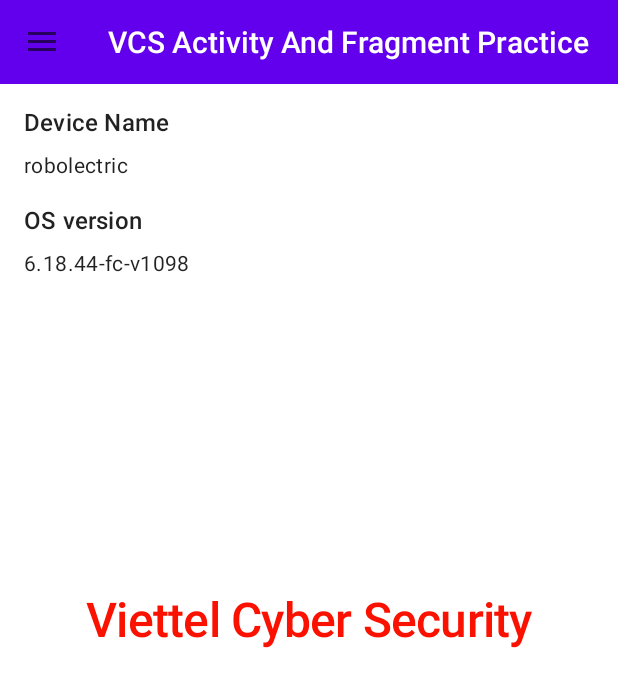
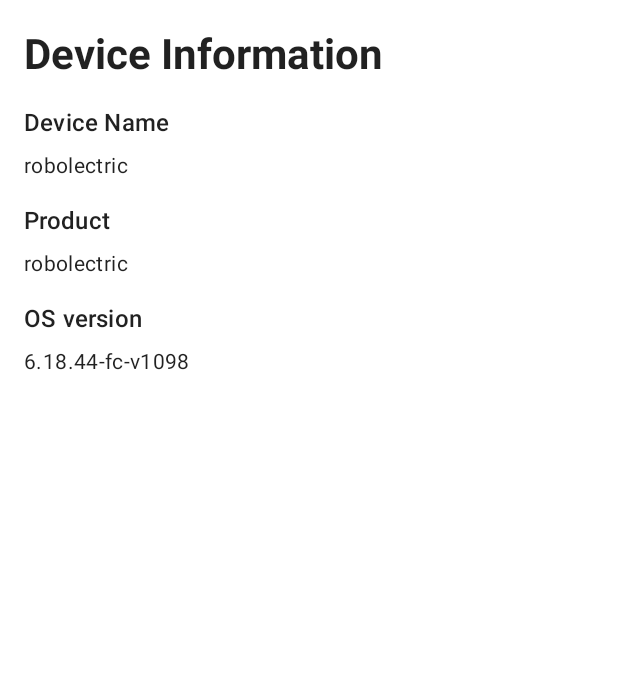
Before and after one commit to HVgiang86/vcs-activity-fragment-practice, an Android app: the screen it shows after launch (MainActivity), after a tap on "Device Information", on a phone screen of 412 x 824 dp. Shown: the top 687 px of the screen. Run offline under Robolectric (Android 15) with nearby library versions, the phone set to English and light mode, and no system bars; 1 other tap on this screen came first.

Commit message:
add fragment visiable checking in back pressed event

```diff
--- a/app/src/main/java/com/example/vcsactivityandfragmentpractice/activities/MainActivity.java
+++ b/app/src/main/java/com/example/vcsactivityandfragmentpractice/activities/MainActivity.java
@@ -6,6 +6,8 @@
 import androidx.appcompat.widget.Toolbar;
 import androidx.core.view.GravityCompat;
 import androidx.drawerlayout.widget.DrawerLayout;
+import androidx.fragment.app.Fragment;
+import androidx.fragment.app.FragmentManager;
 
 import android.content.res.Configuration;
 import android.graphics.Color;
@@ -28,6 +30,8 @@
     private long mBackPressedTime;
     private DrawerLayout mDrawer;
     private ActionBarDrawerToggle mToggle;
+    private final String DEVICE_INFORMATION_FRAGMENT_TAG = "Device_Information_Fragment";
+    private final String SEARCH_FOR_APPLICATION_FRAGMENT_TAG = "Search_For_Application";
 
     @Override
     protected void onCreate(Bundle savedInstanceState) {
@@ -109,7 +113,7 @@
         mTextView.setTextColor(mTextViewColor);
     }
 
-    /*//handle back button press event
+    //handle back button press event
     @Override
     public void onBackPressed() {
 
@@ -119,11 +123,20 @@
             return;
         }
         else {
-            Toast.makeText(this, "Nhấn nút back lần nữa để thoát ứng dụng!", Toast.LENGTH_SHORT).show();
+            //update last Back pressed time
+            mBackPressedTime = System.currentTimeMillis();
+
+            //check fragments displaying
+            //if fragments are now displayed, do not show Toast. Just remove fragments from BackStack
+            DeviceInfoFragment deviceInfoFragment = (DeviceInfoFragment) getSupportFragmentManager().findFragmentByTag(DEVICE_INFORMATION_FRAGMENT_TAG);
+            if (deviceInfoFragment != null && deviceInfoFragment.isVisible()) {
+                super.onBackPressed();
+            }
+            else {
+                Toast.makeText(this, "Nhấn nút back lần nữa để thoát ứng dụng!", Toast.LENGTH_SHORT).show();
+            }
         }
-        mBackPressedTime = System.currentTimeMillis();
-        super.onBackPressed();
-    }*/
+    }
 
 
 
@@ -131,7 +144,7 @@
     public void showDeviceInformation() {
         DeviceInfoFragment deviceInfoFragment = DeviceInfoFragment.newInstance();
         getSupportFragmentManager().beginTransaction()
-                .replace(R.id.fragment_container, deviceInfoFragment)
+                .replace(R.id.fragment_container, deviceInfoFragment,DEVICE_INFORMATION_FRAGMENT_TAG)
                 .addToBackStack(null)
                 .commit();
 
--- a/app/src/main/java/com/example/vcsactivityandfragmentpractice/fragments/DeviceInfoFragment.java
+++ b/app/src/main/java/com/example/vcsactivityandfragmentpractice/fragments/DeviceInfoFragment.java
@@ -47,9 +47,11 @@
 
         TextView deviceModelTextView = rootView.findViewById(R.id.device_name_tv);
         TextView osVersionTextView = rootView.findViewById(R.id.os_version_tv);
+        TextView deviceTypeTextView = rootView.findViewById(R.id.device_type_tv);
 
         osVersionTextView.setText(System.getProperty("os.version"));
-        deviceModelTextView.setText(Build.MODEL);
+        deviceModelTextView.setText(android.os.Build.MODEL);
+        deviceTypeTextView.setText(android.os.Build.PRODUCT);
 
         return rootView;
     }
--- a/app/src/main/res/layout/activity_main.xml
+++ b/app/src/main/res/layout/activity_main.xml
@@ -10,22 +10,20 @@
     tools:context=".activities.MainActivity"
     tools:openDrawer="left">
 
-    <androidx.constraintlayout.widget.ConstraintLayout
+
+
+    <RelativeLayout
         android:layout_width="match_parent"
         android:layout_height="match_parent"
         android:background="@color/white"
         >
-        <FrameLayout
-            android:id="@+id/fragment_container"
-            android:layout_width="match_parent"
-            android:layout_height="match_parent"
-            />
+
+
+
         <androidx.appcompat.widget.Toolbar
             android:id="@+id/tool_bar"
             android:layout_width="match_parent"
             android:layout_height="wrap_content"
-            app:layout_constraintTop_toTopOf="parent"
-            app:layout_constraintLeft_toLeftOf="parent"
             android:minHeight="?attr/actionBarSize"
             android:background="@color/design_default_color_primary"
             app:titleTextColor="@color/white"
@@ -36,21 +34,24 @@
             android:id="@+id/tv_welcome_vcs"
             android:layout_width="wrap_content"
             android:layout_height="wrap_content"
-
+            android:layout_alignParentTop="true"
+            android:layout_alignParentBottom="true"
+            android:layout_alignParentLeft="true"
+            android:layout_alignParentRight="true"
+            android:gravity="center"
             android:text="@string/viettel_cyber_security"
             android:textAppearance="@style/TextAppearance.MaterialComponents.Headline1"
             android:textSize="32sp"
             android:textStyle="bold"
             android:textColor="@color/red"
 
-            app:layout_constraintTop_toTopOf="parent"
-            app:layout_constraintLeft_toLeftOf="parent"
-            app:layout_constraintRight_toRightOf="parent"
-            app:layout_constraintBottom_toBottomOf="parent"
+            />
+        <FrameLayout
+            android:id="@+id/fragment_container"
+            android:layout_width="match_parent"
+            android:layout_height="match_parent" />
 
-            />
-
-    </androidx.constraintlayout.widget.ConstraintLayout>
+    </RelativeLayout>
 
     <com.google.android.material.navigation.NavigationView
         android:id="@+id/navigation_view"
--- a/app/src/main/res/layout/fragment_device_info.xml
+++ b/app/src/main/res/layout/fragment_device_info.xml
@@ -5,6 +5,7 @@
     android:layout_height="match_parent"
     android:orientation="vertical"
     android:background="@color/white"
+
     tools:context=".fragments.DeviceInfoFragment">
 
     <!-- TODO: Update blank fragment layout -->
@@ -38,6 +39,25 @@
     <TextView
         android:layout_width="wrap_content"
         android:layout_height="wrap_content"
+        android:text="@string/device_type"
+        android:layout_marginTop="16dp"
+        android:layout_marginStart="16dp"
+        android:layout_marginLeft="16dp"
+        android:textAppearance="@style/TextAppearance.Material3.TitleMedium"
+        />
+    <TextView
+        android:id="@+id/device_type_tv"
+        android:layout_width="wrap_content"
+        android:layout_height="wrap_content"
+        android:text="@string/app_name"
+        android:layout_marginLeft="16dp"
+        android:layout_marginStart="16dp"
+        android:layout_marginTop="8dp"
+        android:textAppearance="@style/TextAppearance.Material3.BodyMedium"
+        />
+    <TextView
+        android:layout_width="wrap_content"
+        android:layout_height="wrap_content"
         android:text="@string/os_version"
         android:layout_marginTop="16dp"
         android:layout_marginStart="16dp"
--- a/app/src/main/res/values/strings.xml
+++ b/app/src/main/res/values/strings.xml
@@ -12,4 +12,5 @@
     <string name="os_version">OS version</string>
     <string name="navigation_drawer_open">Open navigation drawer</string>
     <string name="navigation_drawer_close">Close navigation drawer</string>
+    <string name="device_type">Product</string>
 </resources>
```
